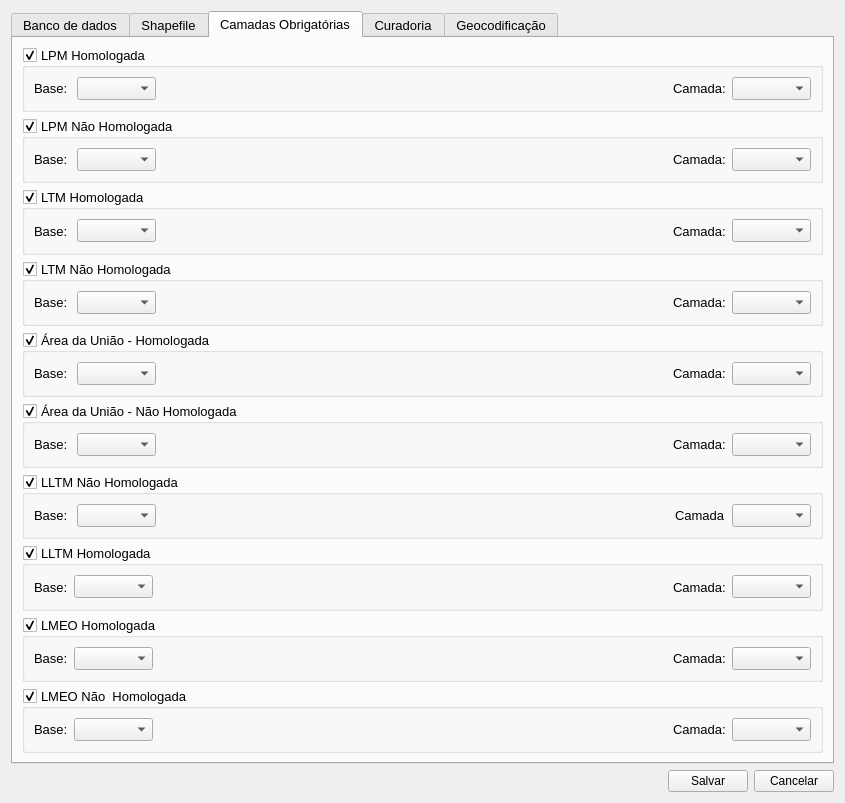
Old version of the form settings/config_window.ui in the repository spuhub/prisma.
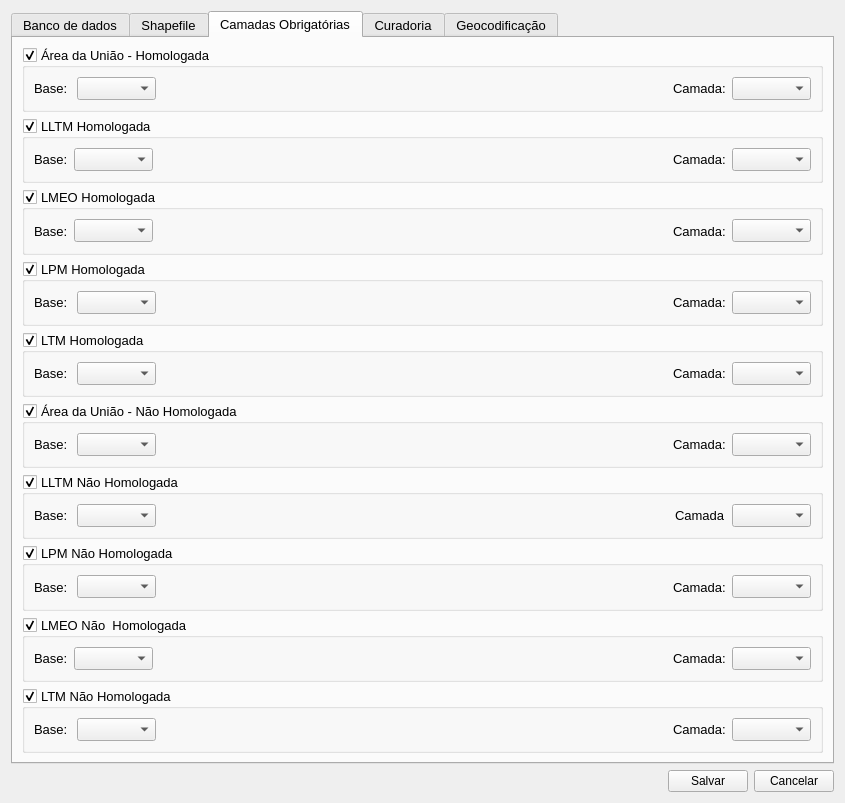
New version of the form. The open tabs and pages were chosen to show the change. Custom widgets are drawn as their Qt base class.

```diff
--- a/settings/config_window.ui
+++ b/settings/config_window.ui
@@ -466,7 +466,151 @@
       </attribute>
       <layout class="QVBoxLayout" name="verticalLayout_6">
        <item>
-        <widget class="QGroupBox" name="groupBox">
+        <widget class="QGroupBox" name="groupBox_area_uniao">
+         <property name="title">
+          <string>Área da União - Homologada</string>
+         </property>
+         <property name="flat">
+          <bool>true</bool>
+         </property>
+         <property name="checkable">
+          <bool>true</bool>
+         </property>
+         <layout class="QHBoxLayout" name="horizontalLayout_25">
+          <item>
+           <widget class="QLabel" name="label_27">
+            <property name="text">
+             <string>Base: </string>
+            </property>
+           </widget>
+          </item>
+          <item>
+           <widget class="QComboBox" name="comboBox_base_area_uniao"/>
+          </item>
+          <item>
+           <spacer name="horizontalSpacer_5">
+            <property name="orientation">
+             <enum>Qt::Horizontal</enum>
+            </property>
+            <property name="sizeHint" stdset="0">
+             <size>
+              <width>40</width>
+              <height>20</height>
+             </size>
+            </property>
+           </spacer>
+          </item>
+          <item>
+           <widget class="QLabel" name="label_28">
+            <property name="text">
+             <string>Camada:</string>
+            </property>
+           </widget>
+          </item>
+          <item>
+           <widget class="QComboBox" name="comboBox_camada_area_uniao"/>
+          </item>
+         </layout>
+        </widget>
+       </item>
+       <item>
+        <widget class="QGroupBox" name="groupBox_lltm_hom">
+         <property name="title">
+          <string>LLTM Homologada</string>
+         </property>
+         <property name="flat">
+          <bool>true</bool>
+         </property>
+         <property name="checkable">
+          <bool>true</bool>
+         </property>
+         <layout class="QHBoxLayout" name="horizontalLayout_33">
+          <item>
+           <widget class="QLabel" name="label_39">
+            <property name="text">
+             <string>Base:</string>
+            </property>
+           </widget>
+          </item>
+          <item>
+           <widget class="QComboBox" name="comboBox_base_lltm_hom"/>
+          </item>
+          <item>
+           <spacer name="horizontalSpacer_9">
+            <property name="orientation">
+             <enum>Qt::Horizontal</enum>
+            </property>
+            <property name="sizeHint" stdset="0">
+             <size>
+              <width>40</width>
+              <height>20</height>
+             </size>
+            </property>
+           </spacer>
+          </item>
+          <item>
+           <widget class="QLabel" name="label_42">
+            <property name="text">
+             <string>Camada:</string>
+            </property>
+           </widget>
+          </item>
+          <item>
+           <widget class="QComboBox" name="comboBox_camada_lltm_hom"/>
+          </item>
+         </layout>
+        </widget>
+       </item>
+       <item>
+        <widget class="QGroupBox" name="groupBox_lmeo_hom">
+         <property name="title">
+          <string>LMEO Homologada</string>
+         </property>
+         <property name="flat">
+          <bool>true</bool>
+         </property>
+         <property name="checkable">
+          <bool>true</bool>
+         </property>
+         <layout class="QHBoxLayout" name="horizontalLayout_34">
+          <item>
+           <widget class="QLabel" name="label_40">
+            <property name="text">
+             <string>Base:</string>
+            </property>
+           </widget>
+          </item>
+          <item>
+           <widget class="QComboBox" name="comboBox_base_lmeo_hom"/>
+          </item>
+          <item>
+           <spacer name="horizontalSpacer_10">
+            <property name="orientation">
+             <enum>Qt::Horizontal</enum>
+            </property>
+            <property name="sizeHint" stdset="0">
+             <size>
+              <width>40</width>
+              <height>20</height>
+             </size>
+            </property>
+           </spacer>
+          </item>
+          <item>
+           <widget class="QLabel" name="label_44">
+            <property name="text">
+             <string>Camada:</string>
+            </property>
+           </widget>
+          </item>
+          <item>
+           <widget class="QComboBox" name="comboBox_camada_lmeo_hom"/>
+          </item>
+         </layout>
+        </widget>
+       </item>
+       <item>
+        <widget class="QGroupBox" name="groupBox_lpm_hom">
          <property name="title">
           <string>LPM Homologada</string>
          </property>
@@ -514,55 +658,7 @@
         </widget>
        </item>
        <item>
-        <widget class="QGroupBox" name="groupBox_2">
-         <property name="title">
-          <string>LPM Não Homologada</string>
-         </property>
-         <property name="flat">
-          <bool>true</bool>
-         </property>
-         <property name="checkable">
-          <bool>true</bool>
-         </property>
-         <layout class="QHBoxLayout" name="horizontalLayout_26">
-          <item>
-           <widget class="QLabel" name="label_29">
-            <property name="text">
-             <string>Base: </string>
-            </property>
-           </widget>
-          </item>
-          <item>
-           <widget class="QComboBox" name="comboBox_base_lpm_n_hom"/>
-          </item>
-          <item>
-           <spacer name="horizontalSpacer_6">
-            <property name="orientation">
-             <enum>Qt::Horizontal</enum>
-            </property>
-            <property name="sizeHint" stdset="0">
-             <size>
-              <width>40</width>
-              <height>20</height>
-             </size>
-            </property>
-           </spacer>
-          </item>
-          <item>
-           <widget class="QLabel" name="label_30">
-            <property name="text">
-             <string>Camada:</string>
-            </property>
-           </widget>
-          </item>
-          <item>
-           <widget class="QComboBox" name="comboBox_camada_lpm_n_hom"/>
-          </item>
-         </layout>
-        </widget>
-       </item>
-       <item>
-        <widget class="QGroupBox" name="groupBox_base_ltm_hom">
+        <widget class="QGroupBox" name="groupBox_ltm_hom">
          <property name="title">
           <string>LTM Homologada</string>
          </property>
@@ -610,103 +706,7 @@
         </widget>
        </item>
        <item>
-        <widget class="QGroupBox" name="groupBox_4">
-         <property name="title">
-          <string>LTM Não Homologada</string>
-         </property>
-         <property name="flat">
-          <bool>true</bool>
-         </property>
-         <property name="checkable">
-          <bool>true</bool>
-         </property>
-         <layout class="QHBoxLayout" name="horizontalLayout_23">
-          <item>
-           <widget class="QLabel" name="label_23">
-            <property name="text">
-             <string>Base: </string>
-            </property>
-           </widget>
-          </item>
-          <item>
-           <widget class="QComboBox" name="comboBox_base_ltm_n_hom"/>
-          </item>
-          <item>
-           <spacer name="horizontalSpacer_4">
-            <property name="orientation">
-             <enum>Qt::Horizontal</enum>
-            </property>
-            <property name="sizeHint" stdset="0">
-             <size>
-              <width>40</width>
-              <height>20</height>
-             </size>
-            </property>
-           </spacer>
-          </item>
-          <item>
-           <widget class="QLabel" name="label_24">
-            <property name="text">
-             <string>Camada:</string>
-            </property>
-           </widget>
-          </item>
-          <item>
-           <widget class="QComboBox" name="comboBox_camada_ltm_n_hom"/>
-          </item>
-         </layout>
-        </widget>
-       </item>
-       <item>
-        <widget class="QGroupBox" name="groupBox_5">
-         <property name="title">
-          <string>Área da União - Homologada</string>
-         </property>
-         <property name="flat">
-          <bool>true</bool>
-         </property>
-         <property name="checkable">
-          <bool>true</bool>
-         </property>
-         <layout class="QHBoxLayout" name="horizontalLayout_25">
-          <item>
-           <widget class="QLabel" name="label_27">
-            <property name="text">
-             <string>Base: </string>
-            </property>
-           </widget>
-          </item>
-          <item>
-           <widget class="QComboBox" name="comboBox_base_area_uniao"/>
-          </item>
-          <item>
-           <spacer name="horizontalSpacer_5">
-            <property name="orientation">
-             <enum>Qt::Horizontal</enum>
-            </property>
-            <property name="sizeHint" stdset="0">
-             <size>
-              <width>40</width>
-              <height>20</height>
-             </size>
-            </property>
-           </spacer>
-          </item>
-          <item>
-           <widget class="QLabel" name="label_28">
-            <property name="text">
-             <string>Camada:</string>
-            </property>
-           </widget>
-          </item>
-          <item>
-           <widget class="QComboBox" name="comboBox_camada_area_uniao"/>
-          </item>
-         </layout>
-        </widget>
-       </item>
-       <item>
-        <widget class="QGroupBox" name="groupBox_6">
+        <widget class="QGroupBox" name="groupBox_area_uniao_n_hom">
          <property name="title">
           <string>Área da União - Não Homologada</string>
          </property>
@@ -804,7 +804,7 @@
        <item>
         <widget class="QGroupBox" name="groupBox_8">
          <property name="title">
-          <string>LLTM Homologada</string>
+          <string>LPM Não Homologada</string>
          </property>
          <property name="flat">
           <bool>true</bool>
@@ -812,19 +812,19 @@
          <property name="checkable">
           <bool>true</bool>
          </property>
-         <layout class="QHBoxLayout" name="horizontalLayout_33">
+         <layout class="QHBoxLayout" name="horizontalLayout_26">
           <item>
-           <widget class="QLabel" name="label_39">
+           <widget class="QLabel" name="label_29">
             <property name="text">
-             <string>Base:</string>
+             <string>Base: </string>
             </property>
            </widget>
           </item>
           <item>
-           <widget class="QComboBox" name="comboBox_base_lltm_hom"/>
+           <widget class="QComboBox" name="comboBox_base_lpm_n_hom"/>
           </item>
           <item>
-           <spacer name="horizontalSpacer_9">
+           <spacer name="horizontalSpacer_6">
             <property name="orientation">
              <enum>Qt::Horizontal</enum>
             </property>
@@ -837,68 +837,20 @@
            </spacer>
           </item>
           <item>
-           <widget class="QLabel" name="label_42">
+           <widget class="QLabel" name="label_30">
             <property name="text">
              <string>Camada:</string>
             </property>
            </widget>
           </item>
           <item>
-           <widget class="QComboBox" name="comboBox_camada_lltm_hom"/>
+           <widget class="QComboBox" name="comboBox_camada_lpm_n_hom"/>
           </item>
          </layout>
         </widget>
        </item>
        <item>
-        <widget class="QGroupBox" name="groupBox_3">
-         <property name="title">
-          <string>LMEO Homologada</string>
-         </property>
-         <property name="flat">
-          <bool>true</bool>
-         </property>
-         <property name="checkable">
-          <bool>true</bool>
-         </property>
-         <layout class="QHBoxLayout" name="horizontalLayout_34">
-          <item>
-           <widget class="QLabel" name="label_40">
-            <property name="text">
-             <string>Base:</string>
-            </property>
-           </widget>
-          </item>
-          <item>
-           <widget class="QComboBox" name="comboBox_base_lmeo_hom"/>
-          </item>
-          <item>
-           <spacer name="horizontalSpacer_10">
-            <property name="orientation">
-             <enum>Qt::Horizontal</enum>
-            </property>
-            <property name="sizeHint" stdset="0">
-             <size>
-              <width>40</width>
-              <height>20</height>
-             </size>
-            </property>
-           </spacer>
-          </item>
-          <item>
-           <widget class="QLabel" name="label_44">
-            <property name="text">
-             <string>Camada:</string>
-            </property>
-           </widget>
-          </item>
-          <item>
-           <widget class="QComboBox" name="comboBox_camada_lmeo_hom"/>
-          </item>
-         </layout>
-        </widget>
-       </item>
-       <item>
-        <widget class="QGroupBox" name="groupBox_7">
+        <widget class="QGroupBox" name="groupBox_lmeo_n_hom">
          <property name="title">
           <string>LMEO Não  Homologada</string>
          </property>
@@ -945,6 +897,54 @@
          </layout>
         </widget>
        </item>
+       <item>
+        <widget class="QGroupBox" name="groupBox_ltm_n_hom">
+         <property name="title">
+          <string>LTM Não Homologada</string>
+         </property>
+         <property name="flat">
+          <bool>true</bool>
+         </property>
+         <property name="checkable">
+          <bool>true</bool>
+         </property>
+         <layout class="QHBoxLayout" name="horizontalLayout_23">
+          <item>
+           <widget class="QLabel" name="label_23">
+            <property name="text">
+             <string>Base: </string>
+            </property>
+           </widget>
+          </item>
+          <item>
+           <widget class="QComboBox" name="comboBox_base_ltm_n_hom"/>
+          </item>
+          <item>
+           <spacer name="horizontalSpacer_4">
+            <property name="orientation">
+             <enum>Qt::Horizontal</enum>
+            </property>
+            <property name="sizeHint" stdset="0">
+             <size>
+              <width>40</width>
+              <height>20</height>
+             </size>
+            </property>
+           </spacer>
+          </item>
+          <item>
+           <widget class="QLabel" name="label_24">
+            <property name="text">
+             <string>Camada:</string>
+            </property>
+           </widget>
+          </item>
+          <item>
+           <widget class="QComboBox" name="comboBox_camada_ltm_n_hom"/>
+          </item>
+         </layout>
+        </widget>
+       </item>
       </layout>
      </widget>
      <widget class="QWidget" name="tab">
```
Left out of the diff: 6 changed lines with no effect on the pictures.
